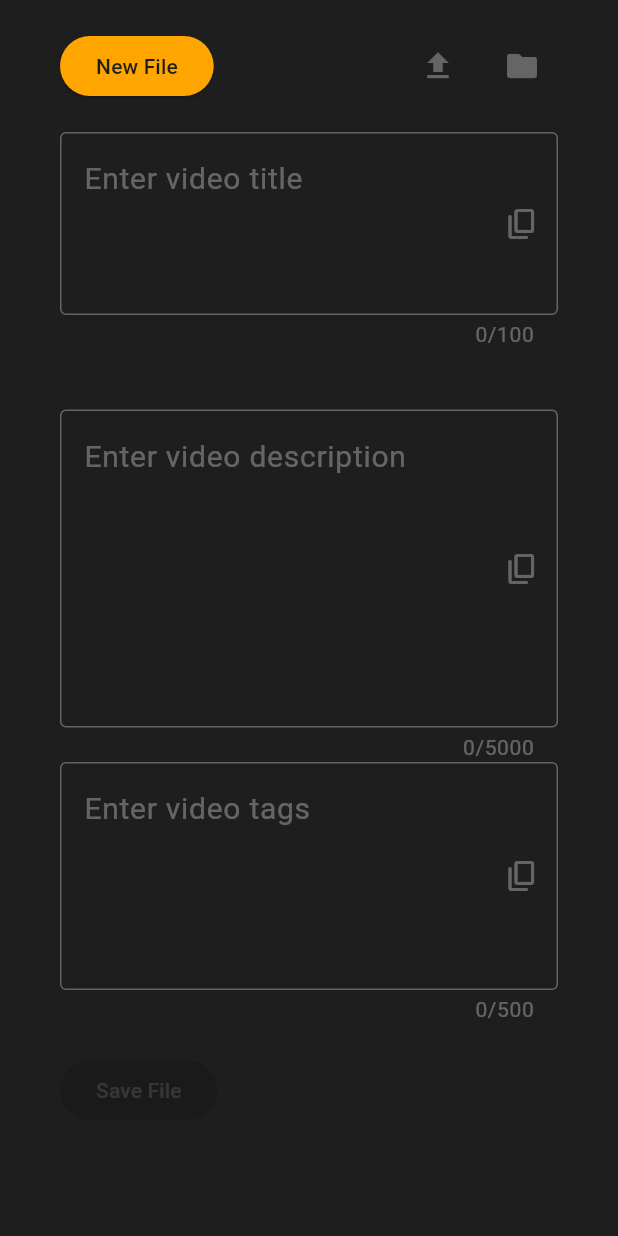
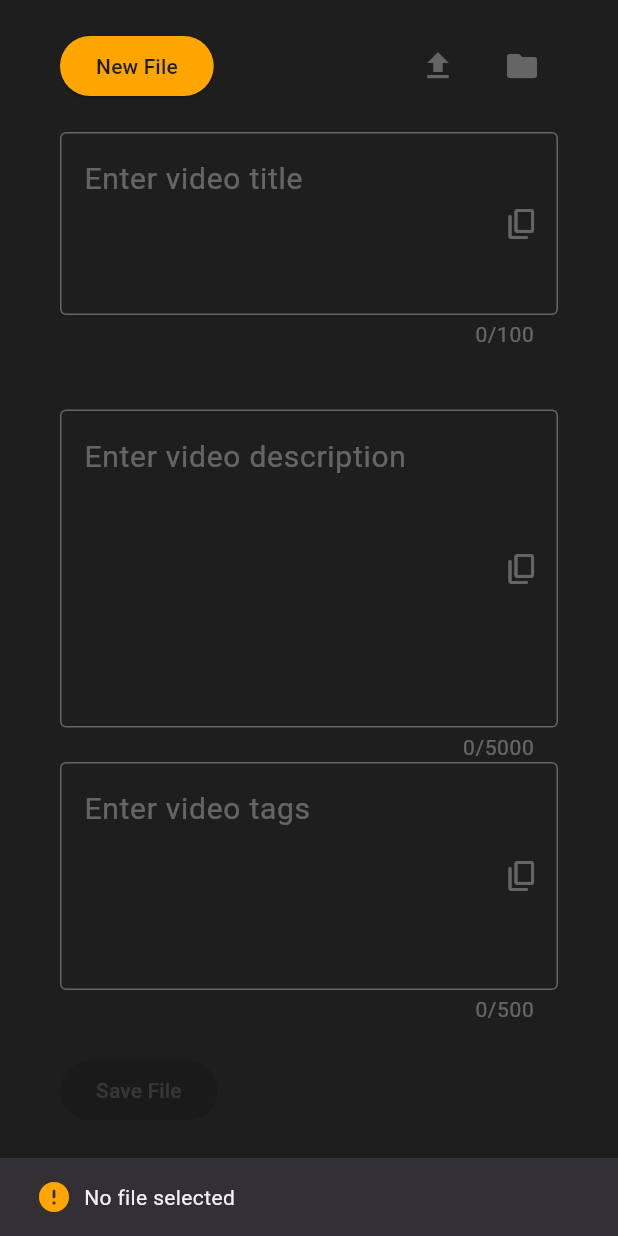
Before and after one commit to D14rn/flutter-tutorial-metatube, a Flutter app: the screen it shows after launch, after a tap on the "file upload" icon, on a phone screen of 412 x 824 dp. Run offline on Flutter 3.47's test engine with Material 3 defaults, Android fonts, the phone set to English and light mode, and no system bars; our stand-ins replace file_picker; missing offline and left inert: window_manager.

Commit message:
final commit

```diff
--- a/lib/main.dart
+++ b/lib/main.dart
@@ -1,7 +1,26 @@
 import 'package:flutter/material.dart';
-import 'package:metatube/screens/home_screen.dart';
+import 'package:window_manager/window_manager.dart';
+import 'package:metatube/screens/splash_screen.dart';
 
-void main() => runApp(MyApp());
+void main() async {
+  WidgetsFlutterBinding.ensureInitialized();
+
+  await windowManager.ensureInitialized();
+
+  WindowOptions windowOptions = WindowOptions(
+    minimumSize: Size(400, 780),
+    size: Size(600, 780),
+    center: true,
+    title: 'MetaTube'
+  );
+
+  windowManager.waitUntilReadyToShow(windowOptions, () async {
+    await windowManager.show();
+    await windowManager.focus();
+  });
+
+  runApp(MyApp());
+}
 
 class MyApp extends StatelessWidget {
   const MyApp({super.key});
@@ -10,7 +29,7 @@ class MyApp extends StatelessWidget {
   Widget build(BuildContext context) {
     return const MaterialApp(
       debugShowCheckedModeBanner: false,
-      home: HomeScreen(),
+      home: SplashScreen(),
     );
   }
 }
--- a/lib/screens/home_screen.dart
+++ b/lib/screens/home_screen.dart
@@ -69,12 +69,12 @@ class _HomeScreenState extends State<HomeScreen> {
             Row(
               mainAxisAlignment: MainAxisAlignment.spaceBetween,
               children: [
-                _mainButton(() => null, 'New File'),
+                _mainButton(() => fileService.newFile(context), 'New File'),
                 Row(
                   children: [
-                    _actionButton(() => null, Icons.file_upload),
+                    _actionButton(() => fileService.loadFile(context), Icons.file_upload),
                     const SizedBox(width: 8),
-                    _actionButton(() => null, Icons.folder),
+                    _actionButton(() => fileService.newDirectory(context), Icons.folder),
                   ],
                 ),
               ],
--- /dev/null
+++ b/lib/screens/splash_screen.dart
@@ -0,0 +1,47 @@
+import 'package:flutter/material.dart';
+import 'package:metatube/screens/home_screen.dart';
+import 'package:metatube/utils/styles.dart';
+
+class SplashScreen extends StatefulWidget {
+  const SplashScreen({super.key});
+
+  @override
+  State<SplashScreen> createState() => _SplashScreenState();
+}
+
+class _SplashScreenState extends State<SplashScreen> {
+  @override
+  void initState() {
+    super.initState();
+
+    Future.delayed(const Duration(seconds: 1), () {
+      Navigator.of(context).pushReplacement(
+        MaterialPageRoute(builder: (_) => const HomeScreen()),
+      );
+    });
+  }
+
+  @override
+  Widget build(BuildContext context) {
+    return Scaffold(
+      backgroundColor: AppTheme.dark,
+      body: SizedBox(
+        width: double.infinity,
+        child: Column(
+          mainAxisAlignment: MainAxisAlignment.center,
+          children: [
+            Icon(
+              Icons.edit,
+              color: AppTheme.accent,
+              size: 200,
+            ),
+            Text(
+              'MetaTube',
+              style: AppTheme.splashStyle,
+            )
+          ],
+        ),
+      ),
+    );
+  }
+}
--- a/lib/services/file_service.dart
+++ b/lib/services/file_service.dart
@@ -20,7 +20,8 @@ class FileService {
     final description = descriptionController.text;
     final tags = tagsController.text;
 
-    final textContent = "Title:\n\n$title\n\nDescription:\n\n$description\n\nTags:\n\n$tags";
+    final textContent =
+        "Title:\n\n$title\n\nDescription:\n\n$description\n\nTags:\n\n$tags";
 
     try {
       if (_selectedFile != null) {
@@ -37,11 +38,18 @@ class FileService {
         final filePath = '$metadataDirPath/$todayDate - $title - Metadata.txt';
         final newFile = File(filePath);
         await newFile.writeAsString(textContent);
-
       }
-      SnackbarUtils.showSnackbar(context, Icons.vape_free, 'File saved successfully');
+      SnackbarUtils.showSnackbar(
+        context,
+        Icons.vape_free,
+        'File saved successfully',
+      );
     } catch (e) {
-      SnackbarUtils.showSnackbar(context, Icons.error, 'An error occurred while saving file.');
+      SnackbarUtils.showSnackbar(
+        context,
+        Icons.error,
+        'An error occurred while saving file.',
+      );
     }
   }
 
@@ -50,10 +58,47 @@ class FileService {
       FilePickerResult? result = await FilePicker.platform.pickFiles();
 
       if (result != null) {
+        File file = File(result.files.single.path!);
+        _selectedFile = file;
 
+        final fileContent = await file.readAsString();
+
+        final lines = fileContent.split('\n\n');
+        titleController.text = lines[1];
+        descriptionController.text = lines[3];
+        tagsController.text = lines[5];
+
+        SnackbarUtils.showSnackbar(context, Icons.upload_file, 'File uploaded');
+      } else {
+        SnackbarUtils.showSnackbar(context, Icons.error_rounded, 'No file selected');
       }
     } catch (e) {
-      SnackbarUtils.showSnackbar(context, Icons.vape_free_sharp, 'No file selected');
+      SnackbarUtils.showSnackbar(
+        context,
+        Icons.vape_free_sharp,
+        'No file selected',
+      );
+    }
+  }
+
+  void newFile(context) {
+    _selectedFile = null;
+    titleController.clear();
+    descriptionController.clear();
+    tagsController.clear();
+
+    SnackbarUtils.showSnackbar(context, Icons.file_upload, 'New file created');
+  }
+
+  void newDirectory(context) async {
+    try {
+      String? directory = await FilePicker.platform.getDirectoryPath();
+      _selectedDirectory = directory!;
+      _selectedFile = null;
+
+      SnackbarUtils.showSnackbar(context, Icons.folder, 'Folder selected');
+    } catch (e) {
+      SnackbarUtils.showSnackbar(context, Icons.error_rounded, 'No folder selected');
     }
   }
 
--- a/lib/utils/styles.dart
+++ b/lib/utils/styles.dart
@@ -12,4 +12,5 @@ class AppTheme {
   static const TextStyle inputStyle = TextStyle(color: light, fontSize: 20);
   static const TextStyle hintStyle = TextStyle(color: medium);
   static const TextStyle counterStyle = TextStyle(color: medium, fontSize: 14);
+  static const TextStyle splashStyle = TextStyle(color: accent, fontSize: 60, fontStyle: FontStyle.italic, fontWeight: FontWeight.w500);
 }
--- a/pubspec.yaml
+++ b/pubspec.yaml
@@ -36,6 +36,7 @@ dependencies:
   cupertino_icons: ^1.0.8
   intl: ^0.20.2
   file_picker: ^10.3.3
+  window_manager: ^0.5.1
 
 dev_dependencies:
   flutter_test:
```
Also changed, not shown: pubspec.lock, 7 other files.
